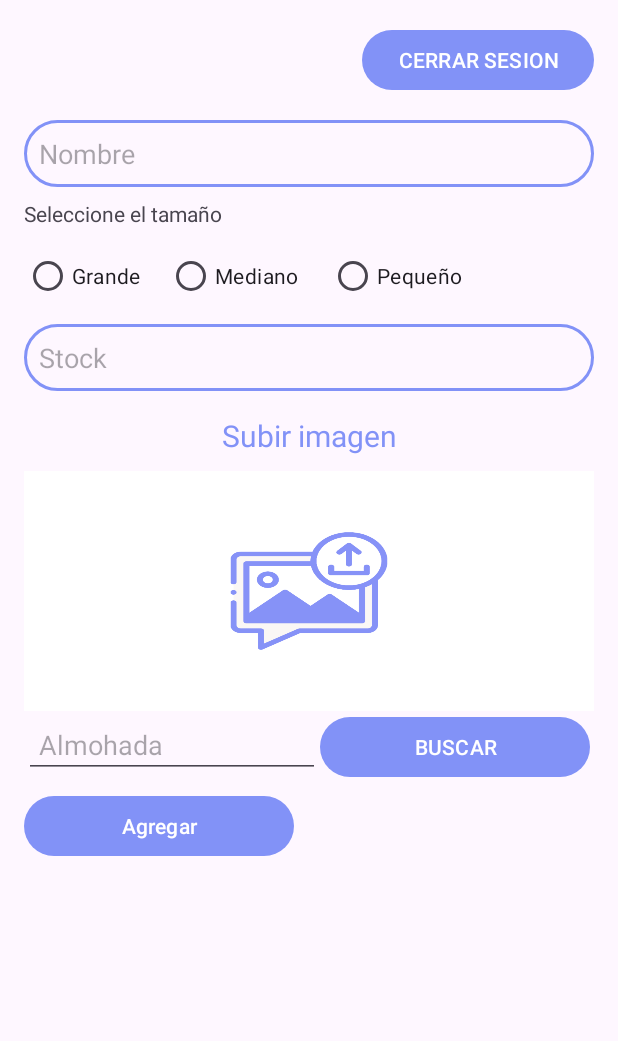
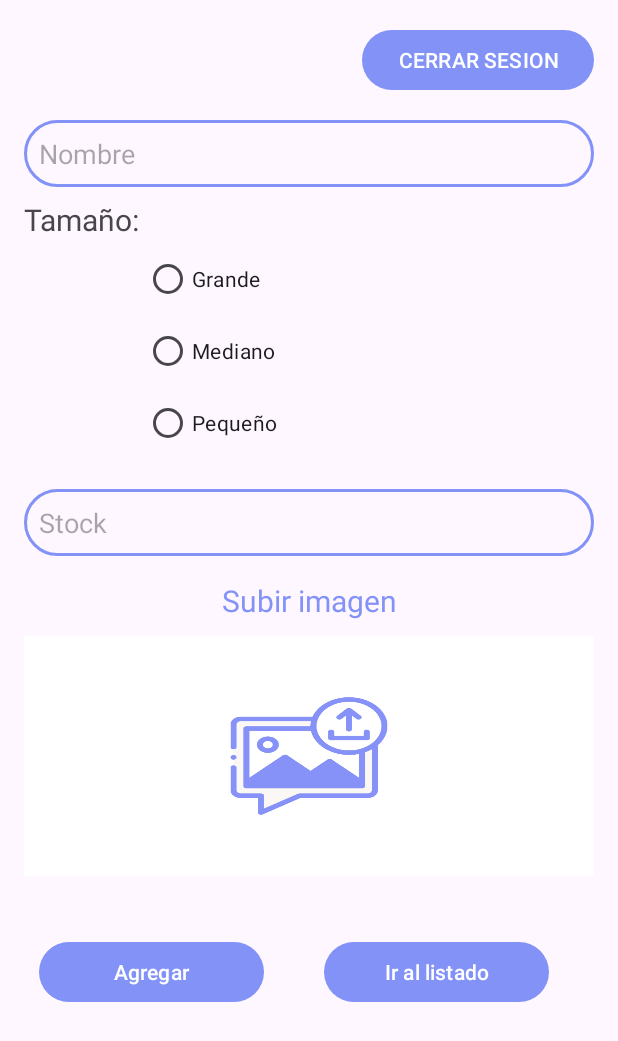
Before and after one commit to SebastianCG19/ProyectoFinalDAM, an Android app: the UserDestino screen opened directly, with no data from a screen before it, on a phone screen of 412 x 824 dp. Shown: the top 1041 px of the screen. Run offline under Robolectric (Android 15) with nearby library versions, the phone set to English and light mode, and no system bars; our stand-ins replace Picasso, Room's generated code.

Commit message:
menu, agregar y listado

```diff
--- a/app/src/main/res/layout/activity_user_destino.xml
+++ b/app/src/main/res/layout/activity_user_destino.xml
@@ -44,15 +44,18 @@
         <TextView
             android:layout_width="wrap_content"
             android:layout_height="wrap_content"
-            android:layout_marginBottom="8dp"
-            android:text="Seleccione el tamaño" />
+            android:layout_marginBottom="2dp"
+            android:text="Tamaño:"
+            android:textSize="20sp" />
 
+        <!-- Stock -->
         <RadioGroup
             android:id="@+id/rgTamanio"
-            android:layout_width="match_parent"
+            android:layout_width="wrap_content"
             android:layout_height="wrap_content"
-            android:layout_marginBottom="8dp"
-            android:orientation="horizontal">
+            android:layout_marginLeft="80sp"
+            android:layout_marginBottom="20sp"
+            android:orientation="vertical">
 
             <RadioButton
                 android:id="@+id/rbGrande"
@@ -73,7 +76,6 @@
                 android:text="Pequeño" />
         </RadioGroup>
 
-        <!-- Stock -->
         <EditText
             android:id="@+id/etStock"
             android:background="@drawable/borde_morado"
@@ -86,6 +88,7 @@
             android:textColor="#8292f7" />
 
         <!-- Subir imagen -->
+
         <TextView
             android:layout_width="match_parent"
             android:layout_height="wrap_content"
@@ -107,40 +110,27 @@
         <LinearLayout
             android:layout_width="match_parent"
             android:layout_height="wrap_content"
+            android:layout_marginTop="40sp"
             android:orientation="horizontal">
 
-            <EditText
-                android:id="@+id/etBuscar"
-                android:layout_width="197dp"
+            <Button
+                android:id="@+id/btnAgregar"
+                android:layout_width="180dp"
                 android:layout_height="wrap_content"
-                android:layout_marginBottom="8dp"
-                android:hint="Almohada"
-                android:inputType="text"
-                android:padding="10dp" />
+                android:insetLeft="10dp"
+                android:insetRight="20dp"
+                android:text="Agregar" />
 
             <Button
-                android:id="@+id/btnBuscar"
+                android:id="@+id/btnListado"
                 android:layout_width="180dp"
                 android:layout_height="wrap_content"
-                android:text="BUSCAR" />
-
+                android:insetLeft="20dp"
+                android:insetRight="10dp"
+                android:text="Ir al listado" />
         </LinearLayout>
-        <Button
-            android:id="@+id/btnAgregar"
-            android:layout_width="180dp"
-            android:layout_height="wrap_content"
-            android:text="Agregar" />
 
     </LinearLayout>
 
     <!-- RecyclerView para mostrar los productos -->
-    <androidx.recyclerview.widget.RecyclerView
-        android:id="@+id/rv"
-        android:layout_width="0dp"
-        android:layout_height="0dp"
-        android:layout_margin="16dp"
-        app:layout_constraintTop_toBottomOf="@id/dataInputLayout"
-        app:layout_constraintStart_toStartOf="parent"
-        app:layout_constraintEnd_toEndOf="parent"
-        app:layout_constraintBottom_toBottomOf="parent" />
 </androidx.constraintlayout.widget.ConstraintLayout>
```
Also changed, not shown: app/build.gradle.kts (+8 -1 lines), app/src/main/AndroidManifest.xml (+8 -3 lines), app/src/main/java/com/example/proyectofinaldam/AlmohadasAdapter.kt (+19 -11 lines), app/src/main/java/com/example/proyectofinaldam/ListadoActivity.kt (added, +87 -0 lines), app/src/main/java/com/example/proyectofinaldam/MainActivity.kt (+3 -5 lines), app/src/main/java/com/example/proyectofinaldam/Menu.kt (added, +39 -0 lines), app/src/main/java/com/example/proyectofinaldam/UserDestino.kt (+33 -18 lines), app/src/main/res/layout/activity_listado.xml (added, +50 -0 lines), app/src/main/res/layout/activity_menu.xml (added, +33 -0 lines).
